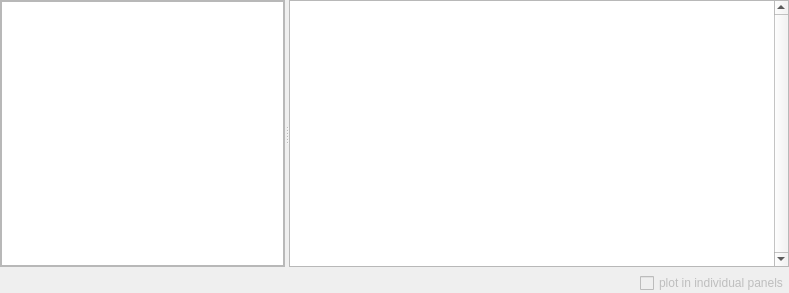
bendalab/NixView, file plotter/plotwidget.ui: the form before one commit.
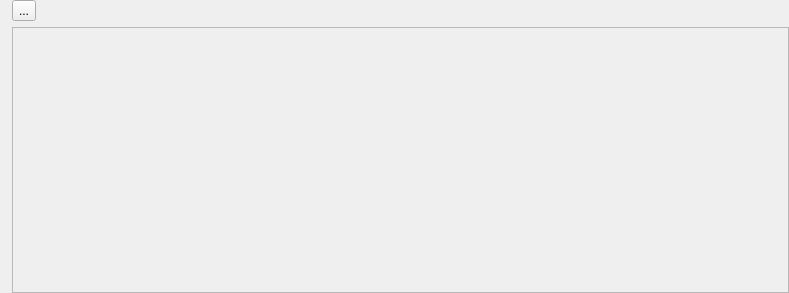
The form after the commit. Icons and pictures are not drawn.

Commit message: simplify plot window

The edit to the form file:
```diff
--- a/plotter/plotwidget.ui
+++ b/plotter/plotwidget.ui
@@ -22,9 +22,9 @@
   <property name="styleSheet">
    <string notr="true"/>
   </property>
-  <layout class="QVBoxLayout" name="verticalLayout_3">
+  <layout class="QVBoxLayout" name="verticalLayout">
    <property name="leftMargin">
-    <number>0</number>
+    <number>12</number>
    </property>
    <property name="topMargin">
     <number>0</number>
@@ -36,139 +36,60 @@
     <number>0</number>
    </property>
    <item>
-    <widget class="QSplitter" name="splitter">
-     <property name="sizePolicy">
-      <sizepolicy hsizetype="Expanding" vsizetype="Expanding">
-       <horstretch>0</horstretch>
-       <verstretch>0</verstretch>
-      </sizepolicy>
+    <widget class="QToolButton" name="moreButton">
+     <property name="toolTip">
+      <string>more information</string>
      </property>
-     <property name="orientation">
-      <enum>Qt::Horizontal</enum>
-     </property>
-     <widget class="QScrollArea" name="scrollArea_2">
-      <property name="autoFillBackground">
-       <bool>true</bool>
-      </property>
-      <property name="widgetResizable">
-       <bool>true</bool>
-      </property>
-      <widget class="QWidget" name="scrollAreaWidgetContents_2">
-       <property name="geometry">
-        <rect>
-         <x>0</x>
-         <y>0</y>
-         <width>269</width>
-         <height>264</height>
-        </rect>
-       </property>
-       <property name="sizePolicy">
-        <sizepolicy hsizetype="Expanding" vsizetype="Preferred">
-         <horstretch>0</horstretch>
-         <verstretch>0</verstretch>
-        </sizepolicy>
-       </property>
-       <layout class="QVBoxLayout" name="verticalLayout">
-        <property name="leftMargin">
-         <number>0</number>
-        </property>
-        <property name="topMargin">
-         <number>0</number>
-        </property>
-        <property name="rightMargin">
-         <number>0</number>
-        </property>
-        <property name="bottomMargin">
-         <number>0</number>
-        </property>
-        <item>
-         <widget class="QTextEdit" name="entityDescription">
-          <property name="undoRedoEnabled">
-           <bool>false</bool>
-          </property>
-          <property name="readOnly">
-           <bool>true</bool>
-          </property>
-         </widget>
-        </item>
-       </layout>
-      </widget>
-     </widget>
-     <widget class="QScrollArea" name="scrollArea">
-      <property name="sizePolicy">
-       <sizepolicy hsizetype="Expanding" vsizetype="Expanding">
-        <horstretch>0</horstretch>
-        <verstretch>0</verstretch>
-       </sizepolicy>
-      </property>
-      <property name="minimumSize">
-       <size>
-        <width>500</width>
-        <height>50</height>
-       </size>
-      </property>
-      <property name="verticalScrollBarPolicy">
-       <enum>Qt::ScrollBarAlwaysOn</enum>
-      </property>
-      <property name="horizontalScrollBarPolicy">
-       <enum>Qt::ScrollBarAsNeeded</enum>
-      </property>
-      <property name="widgetResizable">
-       <bool>true</bool>
-      </property>
-      <widget class="QWidget" name="scrollAreaWidgetContents">
-       <property name="geometry">
-        <rect>
-         <x>0</x>
-         <y>0</y>
-         <width>482</width>
-         <height>264</height>
-        </rect>
-       </property>
-       <property name="sizePolicy">
-        <sizepolicy hsizetype="Expanding" vsizetype="Expanding">
-         <horstretch>0</horstretch>
-         <verstretch>0</verstretch>
-        </sizepolicy>
-       </property>
-       <property name="baseSize">
-        <size>
-         <width>0</width>
-         <height>0</height>
-        </size>
-       </property>
-       <property name="layoutDirection">
-        <enum>Qt::LeftToRight</enum>
-       </property>
-       <property name="styleSheet">
-        <string notr="true">background-color:rgb(255, 255, 255)</string>
-       </property>
-       <layout class="QVBoxLayout" name="verticalLayout_2">
-        <property name="leftMargin">
-         <number>0</number>
-        </property>
-        <property name="topMargin">
-         <number>0</number>
-        </property>
-        <property name="rightMargin">
-         <number>0</number>
-        </property>
-        <property name="bottomMargin">
-         <number>0</number>
-        </property>
-       </layout>
-      </widget>
-     </widget>
-    </widget>
-   </item>
-   <item alignment="Qt::AlignRight">
-    <widget class="QCheckBox" name="multiPlotCheckBox">
-     <property name="enabled">
+     <property name="autoFillBackground">
       <bool>false</bool>
      </property>
      <property name="text">
-      <string>plot in individual panels</string>
+      <string>...</string>
      </property>
+     <property name="icon">
+      <iconset resource="../resources.qrc">
+       <normaloff>:/images/more.png</normaloff>:/images/more.png</iconset>
+     </property>
+     <property name="shortcut">
+      <string>Ctrl+I</string>
+     </property>
+     <property name="autoRaise">
+      <bool>false</bool>
+     </property>
+    </widget>
+   </item>
+   <item>
+    <widget class="QScrollArea" name="contents">
+     <property name="widgetResizable">
+      <bool>true</bool>
+     </property>
+     <widget class="QWidget" name="scrollAreaWidgetContents">
+      <property name="geometry">
+       <rect>
+        <x>0</x>
+        <y>0</y>
+        <width>775</width>
+        <height>255</height>
+       </rect>
+      </property>
+      <layout class="QHBoxLayout" name="horizontalLayout">
+       <property name="leftMargin">
+        <number>0</number>
+       </property>
+       <property name="topMargin">
+        <number>0</number>
+       </property>
+       <property name="rightMargin">
+        <number>0</number>
+       </property>
+       <property name="bottomMargin">
+        <number>0</number>
+       </property>
+       <item>
+        <layout class="QVBoxLayout" name="verticalLayout_2"/>
+       </item>
+      </layout>
+     </widget>
     </widget>
    </item>
   </layout>
```
Left out of the diff: 26 changed lines with no effect on the pictures. The commit also changes 2 other files.
